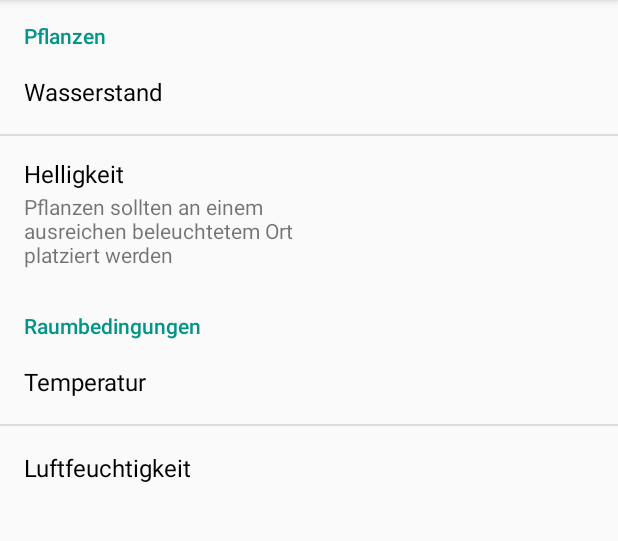
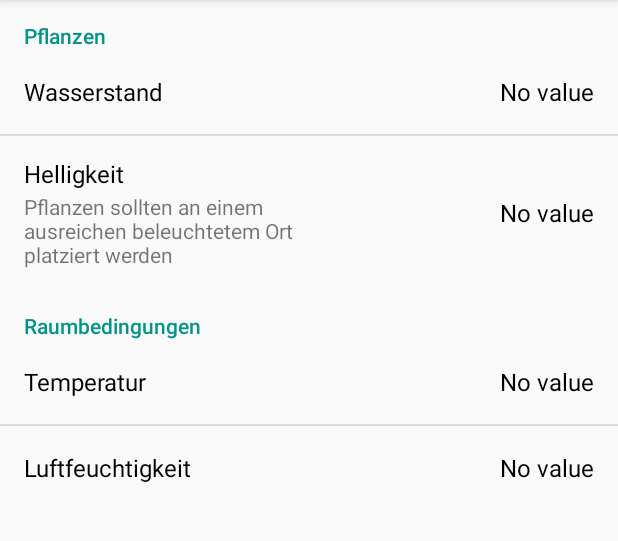
Before and after one commit to Florianisme/ArduinoIOT, an Android app: the screen it shows after launch (MainActivity), on a phone screen of 412 x 824 dp, the part 84-625 px from its top. Run offline under Robolectric (Android 15) with nearby library versions, the phone set to English and light mode, and no system bars; our stand-ins replace ButterKnife, Firebase (no records; nobody signed in at launch, a user with empty details on screens opened directly).

Commit message:
multiple code additions

```diff
--- a/app/src/main/java/com/florianisme/arduinoiot/MainActivity.java
+++ b/app/src/main/java/com/florianisme/arduinoiot/MainActivity.java
@@ -73,22 +73,28 @@ public class MainActivity extends AppCompatActivity {
     /*
         Reads data from the specified childName from the database and sets it as the textField's value
      */
-    private void setDataFromDatabase(String childName, final TextView textField) {
+    private void setDataFromDatabase(final String childName, final TextView textField) {
         // this adds a listener to the specified child in the database and runs an asynchronous task in the background,
         // downloading the data and putting it into a DataSnapshot object
         firebaseDatabase.getReference().child(childName).addListenerForSingleValueEvent(new ValueEventListener() {
             @Override
             public void onDataChange(DataSnapshot dataSnapshot) {
                 // Task succeeded
-                Log.d(TAG, "Task succeeded");
-                textField.setText((String) dataSnapshot.getValue());
+                Log.d(TAG, "Task succeeded for field name " + childName);
+                if (dataSnapshot.exists())
+                    textField.setText((String) dataSnapshot.getValue());
+                else
+                    textField.setText(R.string.error_no_value);
+
+                swipeRefreshLayout.setRefreshing(false); // stops the spinning animation
             }
 
             @Override
             public void onCancelled(DatabaseError databaseError) {
                 // Task failed
-                Log.d(TAG, "Task failed with error message: " + databaseError.getMessage());
-                textField.setText("Error");
+                Log.d(TAG, "Task failed for field name " + childName + " with error message: " + databaseError.getMessage());
+                textField.setText(R.string.error_database);
+                swipeRefreshLayout.setRefreshing(false); // stops the spinning animation
             }
         });
     }
--- a/app/src/main/res/values/strings.xml
+++ b/app/src/main/res/values/strings.xml
@@ -10,4 +10,6 @@
     <string name="title_room">Raumbedingungen</string>
     <string name="label_temperature">Temperatur</string>
     <string name="label_humidity">Luftfeuchtigkeit</string>
+    <string name="error_no_value">No value</string>
+    <string name="error_database">Error</string>
 </resources>
```
Also changed, not shown: 1 other file.
